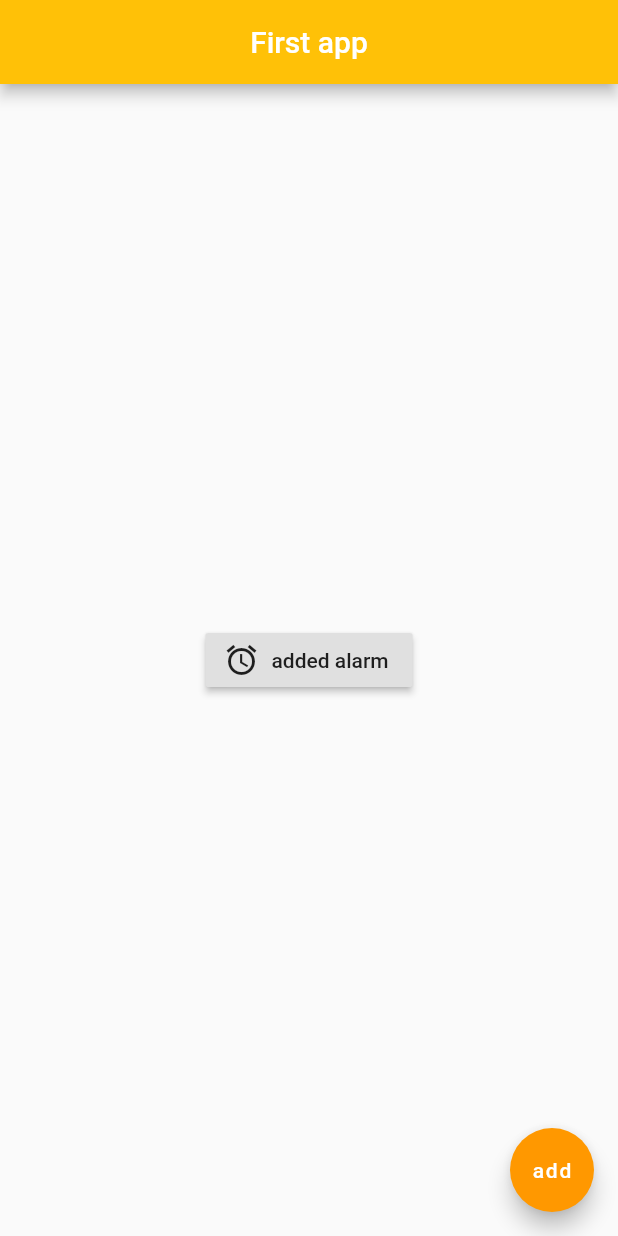
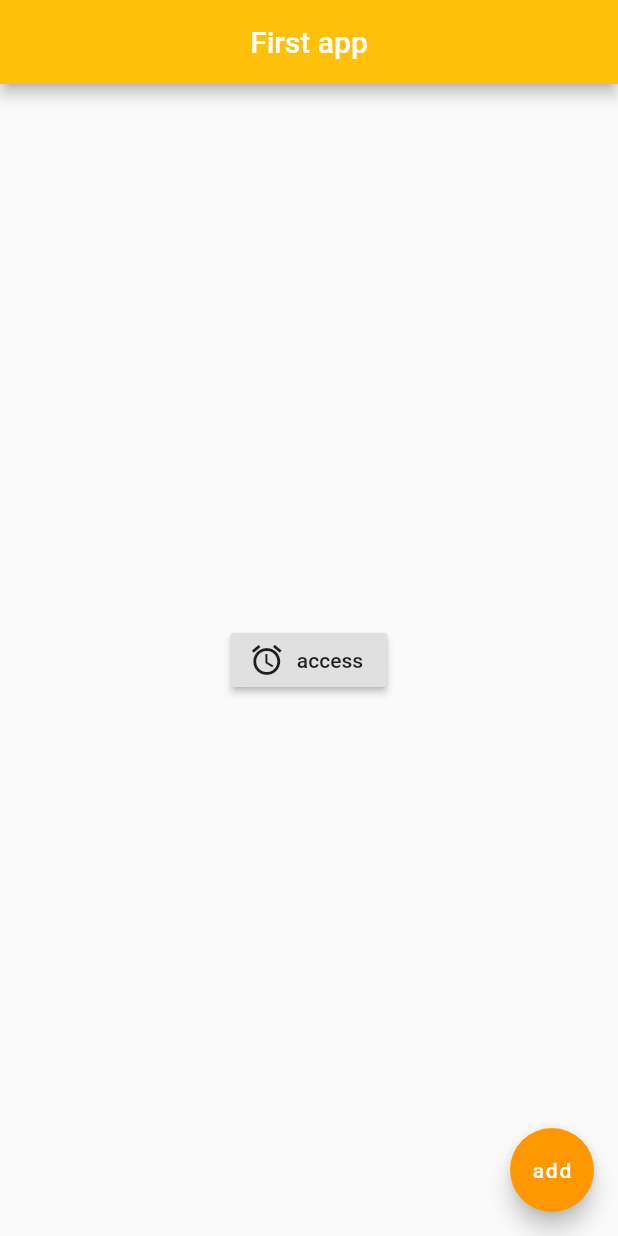
Before and after one commit to tejas-2232/Flutter-GOD, a Flutter app: the screen it shows after launch, on a phone screen of 412 x 824 dp. Run offline on Flutter 3.47's test engine with Material 2 defaults, Android fonts, the phone set to English and light mode, and no system bars.

Commit message:
access alarm button added

```diff
--- a/lib/main.dart
+++ b/lib/main.dart
@@ -16,8 +16,8 @@ class Home extends StatelessWidget {
               onPressed: () {
                 print("you clicked the alarm button");
               },
-              icon: Icon(Icons.alarm),
-              label: Text('added alarm'))),
+              icon: Icon(Icons.access_alarms),
+              label: Text('access'))),
       floatingActionButton: FloatingActionButton(
         onPressed: () {},
         child: Text('add'),
```
